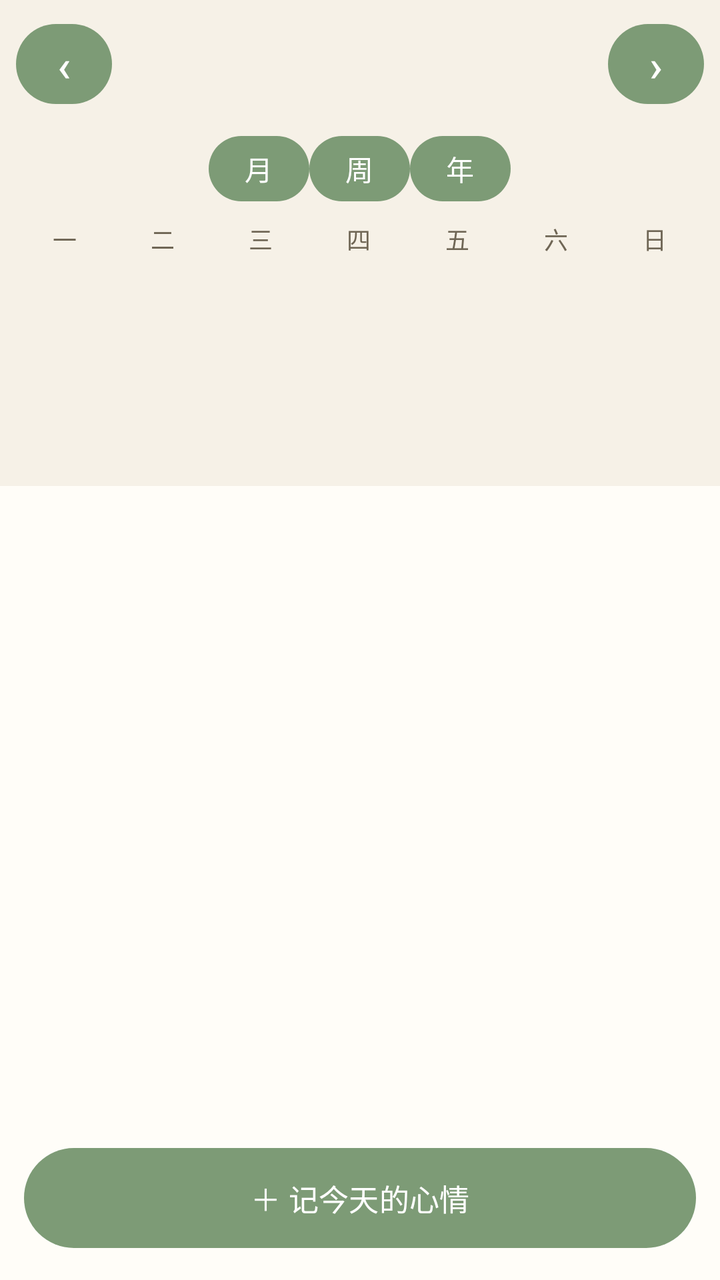
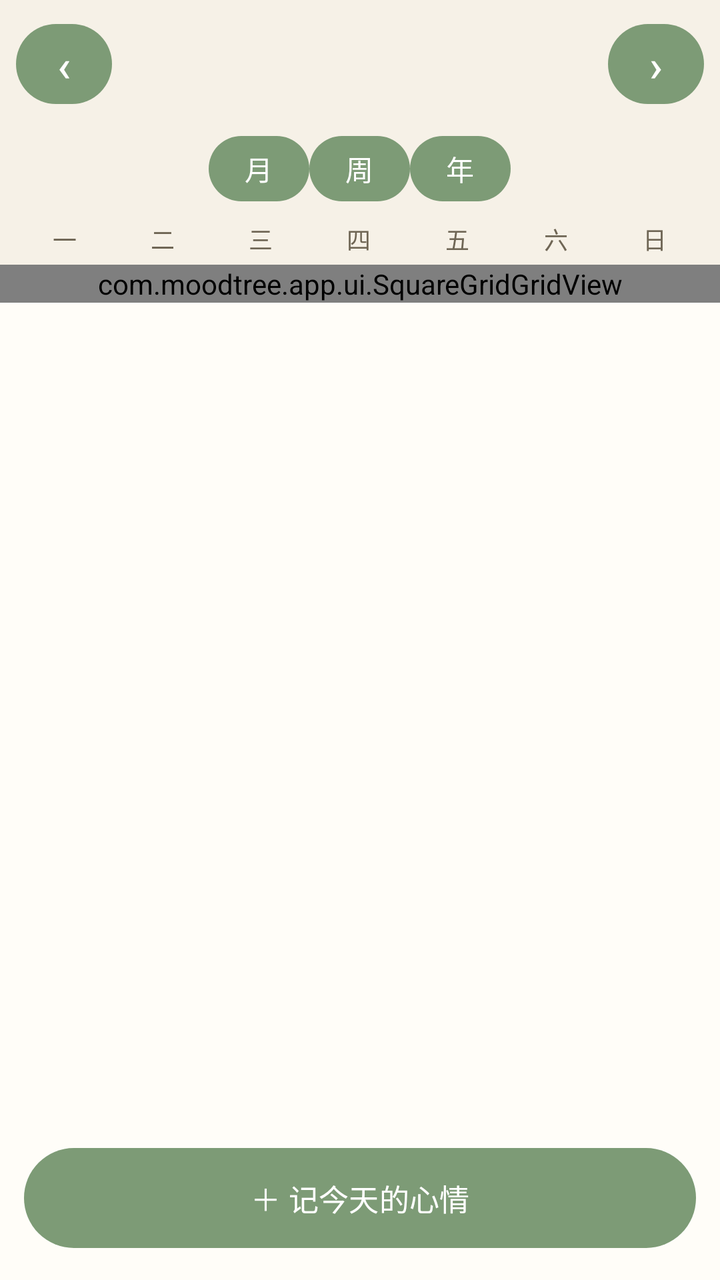

Screens rendered from an Android XML layout before and after an edit, with the pre-edit source and the edit as a unified diff.
<!-- AndroidManifest.xml: application theme Theme.MoodTree -->
<!-- res/layout/fragment_calendar.xml -->
<?xml version="1.0" encoding="utf-8"?>
<LinearLayout xmlns:android="http://schemas.android.com/apk/res/android"
    android:layout_width="match_parent"
    android:layout_height="match_parent"
    android:orientation="vertical"
    android:background="@color/bg">

    
    <LinearLayout
        android:layout_width="match_parent"
        android:layout_height="0dp"
        android:layout_weight="0.38"
        android:orientation="vertical">

        
        <LinearLayout
            android:layout_width="match_parent"
            android:layout_height="wrap_content"
            android:orientation="horizontal"
            android:gravity="center"
            android:padding="8dp">

            <Button
                android:id="@+id/btnPrev"
                android:layout_width="48dp"
                android:layout_height="48dp"
                android:text="‹"
                android:textSize="22sp"
                android:padding="0dp"
                android:minWidth="0dp"
                android:minHeight="0dp" />

            <TextView
                android:id="@+id/tvMonth"
                android:layout_width="0dp"
                android:layout_height="wrap_content"
                android:layout_weight="1"
                android:gravity="center"
                android:textColor="@color/ink"
                android:textSize="18sp"
                android:textStyle="bold" />

            <Button
                android:id="@+id/btnNext"
                android:layout_width="48dp"
                android:layout_height="48dp"
                android:text="›"
                android:textSize="22sp"
                android:padding="0dp"
                android:minWidth="0dp"
                android:minHeight="0dp" />
        </LinearLayout>

        
        <LinearLayout
            android:id="@+id/viewTabs"
            android:layout_width="match_parent"
            android:layout_height="wrap_content"
            android:orientation="horizontal"
            android:gravity="center"
            android:paddingBottom="2dp">

            <Button
                android:id="@+id/btnViewMonth"
                style="@style/ViewTab"
                android:text="月" />

            <Button
                android:id="@+id/btnViewWeek"
                style="@style/ViewTab"
                android:text="周" />

            <Button
                android:id="@+id/btnViewYear"
                style="@style/ViewTab"
                android:text="年" />
        </LinearLayout>

        
        <TextView
            android:id="@+id/tvSync"
            android:layout_width="match_parent"
            android:layout_height="wrap_content"
            android:gravity="center"
            android:paddingVertical="2dp"
            android:textColor="@color/ink_soft"
            android:textSize="11sp"
            android:visibility="gone" />

        
        <LinearLayout
            android:id="@+id/paneMonth"
            android:layout_width="match_parent"
            android:layout_height="0dp"
            android:layout_weight="1"
            android:orientation="vertical">

            
            <LinearLayout
                android:layout_width="match_parent"
                android:layout_height="wrap_content"
                android:orientation="horizontal"
                android:paddingHorizontal="8dp">
                <TextView style="@style/WeekHeader" android:text="一" />
                <TextView style="@style/WeekHeader" android:text="二" />
                <TextView style="@style/WeekHeader" android:text="三" />
                <TextView style="@style/WeekHeader" android:text="四" />
                <TextView style="@style/WeekHeader" android:text="五" />
                <TextView style="@style/WeekHeader" android:text="六" />
                <TextView style="@style/WeekHeader" android:text="日" />
            </LinearLayout>

            
            <GridView
                android:id="@+id/gridCalendar"
                android:layout_width="match_parent"
                android:layout_height="0dp"
                android:layout_weight="1"
                android:numColumns="7"
                android:paddingHorizontal="8dp"
                android:horizontalSpacing="2dp"
                android:verticalSpacing="2dp" />
        </LinearLayout>

        
        <LinearLayout
            android:id="@+id/paneWeek"
            android:layout_width="match_parent"
            android:layout_height="0dp"
            android:layout_weight="1"
            android:orientation="vertical"
            android:visibility="gone">

            <LinearLayout
                android:layout_width="match_parent"
                android:layout_height="wrap_content"
                android:orientation="horizontal"
                android:gravity="center"
                android:padding="4dp">

                <Button
                    android:id="@+id/btnWeekPrev"
                    android:layout_width="40dp"
                    android:layout_height="40dp"
                    android:text="‹"
                    android:textSize="20sp"
                    android:padding="0dp"
                    android:minWidth="0dp"
                    android:minHeight="0dp" />

                <TextView
                    android:id="@+id/tvWeekTitle"
                    android:layout_width="0dp"
                    android:layout_height="wrap_content"
                    android:layout_weight="1"
                    android:gravity="center"
                    android:textColor="@color/ink"
                    android:textSize="13sp"
                    android:textStyle="bold" />

                <Button
                    android:id="@+id/btnWeekNext"
                    android:layout_width="40dp"
                    android:layout_height="40dp"
                    android:text="›"
                    android:textSize="20sp"
                    android:padding="0dp"
                    android:minWidth="0dp"
                    android:minHeight="0dp" />
            </LinearLayout>

            <ScrollView
                android:layout_width="match_parent"
                android:layout_height="match_parent"
                android:paddingHorizontal="4dp">

                <LinearLayout
                    android:id="@+id/weekGrid"
                    android:layout_width="match_parent"
                    android:layout_height="wrap_content"
                    android:orientation="horizontal" />
            </ScrollView>
        </LinearLayout>

        
        <LinearLayout
            android:id="@+id/paneYear"
            android:layout_width="match_parent"
            android:layout_height="0dp"
            android:layout_weight="1"
            android:orientation="vertical"
            android:visibility="gone">

            <LinearLayout
                android:layout_width="match_parent"
                android:layout_height="wrap_content"
                android:orientation="horizontal"
                android:gravity="center"
                android:padding="4dp">

                <Button
                    android:id="@+id/btnYearPrev"
                    android:layout_width="40dp"
                    android:layout_height="40dp"
                    android:text="‹"
                    android:textSize="20sp"
                    android:padding="0dp"
                    android:minWidth="0dp"
                    android:minHeight="0dp" />

                <TextView
                    android:id="@+id/tvYearTitle"
                    android:layout_width="0dp"
                    android:layout_height="wrap_content"
                    android:layout_weight="1"
                    android:gravity="center"
                    android:textColor="@color/ink"
                    android:textSize="15sp"
                    android:textStyle="bold" />

                <Button
                    android:id="@+id/btnYearNext"
                    android:layout_width="40dp"
                    android:layout_height="40dp"
                    android:text="›"
                    android:textSize="20sp"
                    android:padding="0dp"
                    android:minWidth="0dp"
                    android:minHeight="0dp" />
            </LinearLayout>

            <ScrollView
                android:layout_width="match_parent"
                android:layout_height="match_parent"
                android:paddingHorizontal="8dp">

                <LinearLayout
                    android:id="@+id/yearGrid"
                    android:layout_width="match_parent"
                    android:layout_height="wrap_content"
                    android:orientation="vertical" />
            </ScrollView>
        </LinearLayout>
    </LinearLayout>

    
    <LinearLayout
        android:layout_width="match_parent"
        android:layout_height="0dp"
        android:layout_weight="0.62"
        android:orientation="vertical"
        android:background="@color/card">

        
        <TextView
            android:id="@+id/tvDayTitle"
            android:layout_width="match_parent"
            android:layout_height="wrap_content"
            android:padding="12dp"
            android:textColor="@color/ink"
            android:textSize="15sp"
            android:textStyle="bold" />

        
        <androidx.recyclerview.widget.RecyclerView
            android:id="@+id/rvDayEntries"
            android:layout_width="match_parent"
            android:layout_height="0dp"
            android:layout_weight="1"
            android:paddingHorizontal="8dp"
            android:paddingBottom="4dp" />

        
        <Button
            android:id="@+id/btnAddMood"
            android:layout_width="match_parent"
            android:layout_height="wrap_content"
            android:text="＋ 记今天的心情"
            android:textSize="15sp"
            android:padding="14dp"
            android:layout_margin="12dp" />
    </LinearLayout>

</LinearLayout>
<!-- resources referenced by this layout -->
<resources>
  <color name="bg">#f6f1e7</color>
  <color name="card">#fffdf8</color>
  <color name="ink">#4a453d</color>
  <color name="ink_soft">#6f6655</color>
  <style name="ViewTab">
          <item name="android:layout_width">wrap_content</item>
          <item name="android:layout_height">wrap_content</item>
          <item name="android:paddingHorizontal">18dp</item>
          <item name="android:paddingVertical">6dp</item>
          <item name="android:textSize">14sp</item>
          <item name="android:background">@null</item>
          <item name="android:minWidth">0dp</item>
          <item name="android:minHeight">0dp</item>
          <item name="android:textAllCaps">false</item>
      </style>
  <style name="WeekHeader">
          <item name="android:layout_width">0dp</item>
          <item name="android:layout_height">wrap_content</item>
          <item name="android:layout_weight">1</item>
          <item name="android:gravity">center</item>
          <item name="android:paddingTop">4dp</item>
          <item name="android:paddingBottom">4dp</item>
          <item name="android:textColor">@color/ink_soft</item>
          <item name="android:textSize">12sp</item>
      </style>
  <style name="Theme.MoodTree" parent="Theme.Material3.DayNight.NoActionBar">
          <item name="android:windowBackground">@color/bg</item>
          <item name="android:statusBarColor">@color/bg</item>
          <item name="android:windowLightStatusBar">true</item>
          <item name="colorPrimary">@color/accent</item>
          <item name="colorOnPrimary">@color/white</item>
          <item name="colorAccent">@color/accent</item>
      </style>
  <color name="accent">#7d9b76</color>
  <color name="white">#ffffff</color>
</resources>

<!-- the commit's change to res/layout/fragment_calendar.xml (unified diff, before → after) -->
@@ -8,8 +8,7 @@
     
     <LinearLayout
         android:layout_width="match_parent"
-        android:layout_height="0dp"
-        android:layout_weight="0.38"
+        android:layout_height="wrap_content"
         android:orientation="vertical">
 
         
@@ -91,8 +90,7 @@
         <LinearLayout
             android:id="@+id/paneMonth"
             android:layout_width="match_parent"
-            android:layout_height="0dp"
-            android:layout_weight="1"
+            android:layout_height="wrap_content"
             android:orientation="vertical">
 
             
@@ -111,11 +109,10 @@
             </LinearLayout>
 
             
-            <GridView
+            <com.moodtree.app.ui.SquareGridGridView
                 android:id="@+id/gridCalendar"
                 android:layout_width="match_parent"
-                android:layout_height="0dp"
-                android:layout_weight="1"
+                android:layout_height="wrap_content"
                 android:numColumns="7"
                 android:paddingHorizontal="8dp"
                 android:horizontalSpacing="2dp"
@@ -247,7 +244,7 @@
     <LinearLayout
         android:layout_width="match_parent"
         android:layout_height="0dp"
-        android:layout_weight="0.62"
+        android:layout_weight="1"
         android:orientation="vertical"
         android:background="@color/card">
 
